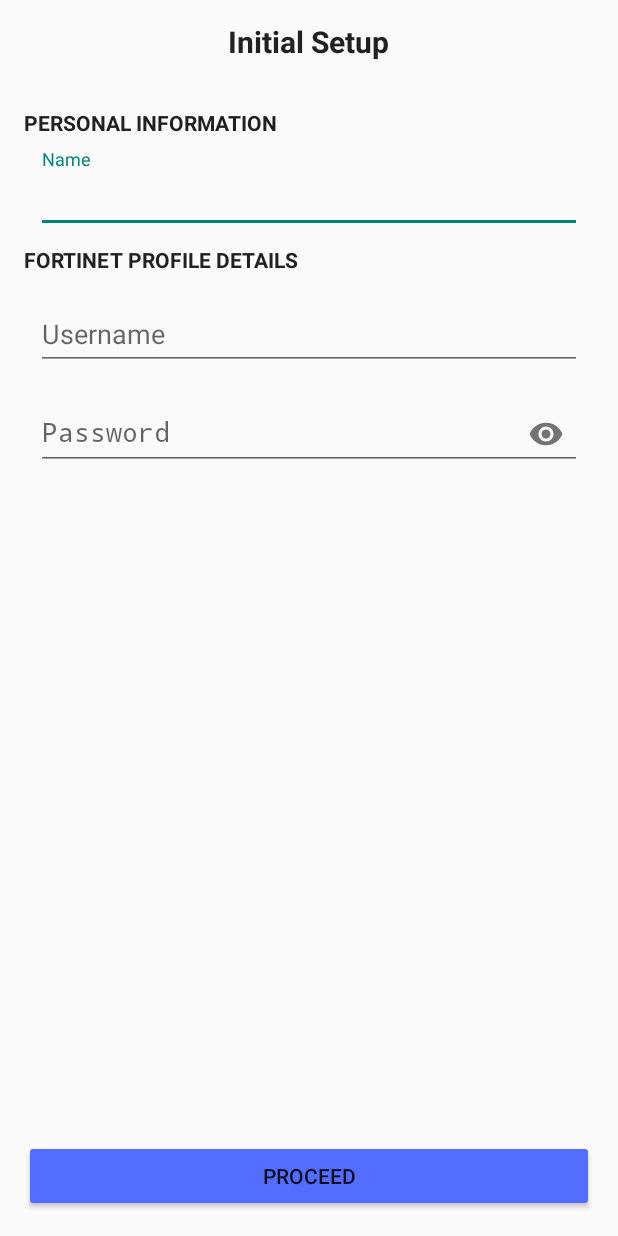
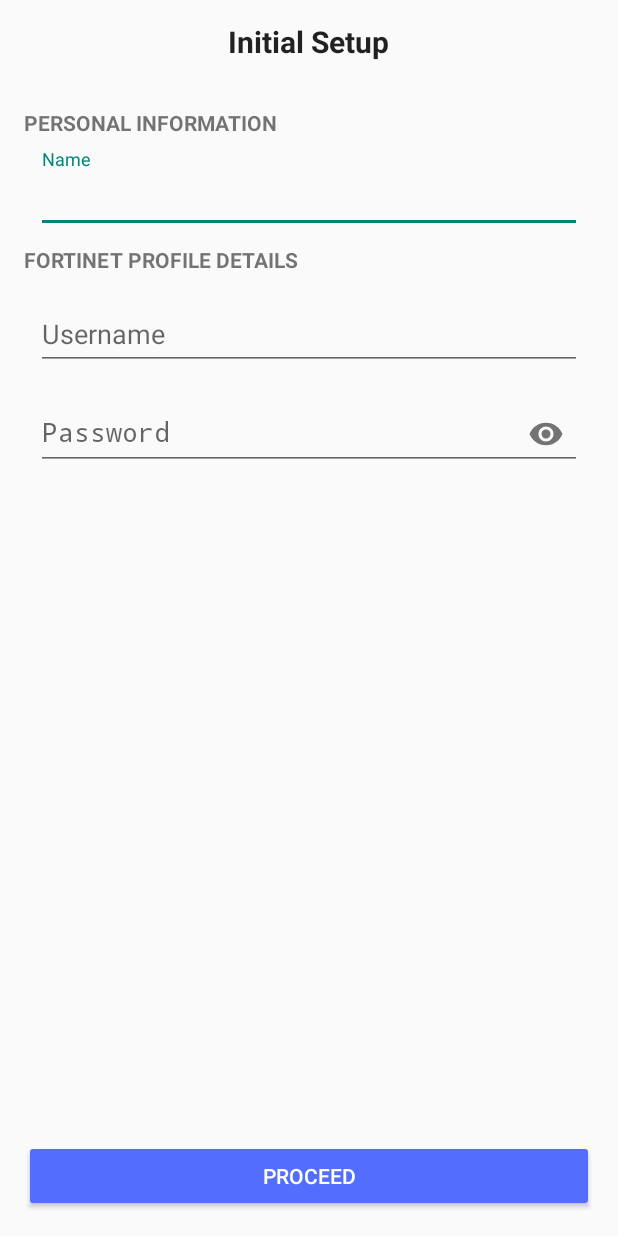
Before and after one commit to pratyaksh123/IITJ_Auth, an Android app: the screen it shows after launch (InitialSetupActivity), on a phone screen of 412 x 824 dp. Run offline under Robolectric (Android 15) with nearby library versions, the phone set to English and light mode, and no system bars; libraries missing offline, so code that uses them is left out: com.github.angads25.toggle; 3 statements that could not run were skipped.

Commit message:
Theme Changes, UI Changes #5.

```diff
--- a/app/src/main/java/com/blockgeeks/iitj_auth/activities/InitialSetupActivity.kt
+++ b/app/src/main/java/com/blockgeeks/iitj_auth/activities/InitialSetupActivity.kt
@@ -26,8 +26,8 @@ class InitialSetupActivity: Activity() {
 
     override fun onCreate(savedInstanceState: Bundle?) {
         super.onCreate(savedInstanceState)
+        theme.applyStyle(R.style.Theme_IITJ_Auth, true)
         setContentView(R.layout.initial_setup_screen)
-
         val sharedPreferences = getSharedPreferences("initial_setup", MODE_PRIVATE)
         val editor = sharedPreferences.edit()
 
--- a/app/src/main/java/com/blockgeeks/iitj_auth/services/ForegroundService.kt
+++ b/app/src/main/java/com/blockgeeks/iitj_auth/services/ForegroundService.kt
@@ -180,6 +180,7 @@ class MyForegroundService : Service() {
     override fun onDestroy() {
         try {
             connectivityManager.unregisterNetworkCallback(networkCallback)
+            WorkManager.getInstance(applicationContext).cancelUniqueWork("periodicLoginWorkName")
         } catch (e: Exception) {
             Sentry.captureException(e)
             e.printStackTrace()
--- a/app/src/main/res/layout/about_fragment.xml
+++ b/app/src/main/res/layout/about_fragment.xml
@@ -24,6 +24,7 @@
             android:layout_height="wrap_content"
             android:layout_margin="8dp"
             android:text="@string/app_name"
+            android:textAppearance="@style/TextAppearance.AppCompat.Large"
             android:textSize="20sp" />
     </LinearLayout>
 
--- a/app/src/main/res/layout/fragment_dashboard.xml
+++ b/app/src/main/res/layout/fragment_dashboard.xml
@@ -10,6 +10,7 @@
         android:layout_centerHorizontal="true"
         android:layout_marginTop="48dp"
         android:text="@string/status"
+        android:textAppearance="@style/TextAppearance.AppCompat.Large"
         android:textSize="24sp" />
 
     <TextView
@@ -61,10 +62,13 @@
         android:layout_height="wrap_content"
         android:layout_below="@id/switchInfoTextView"
         android:layout_centerHorizontal="true"
-        android:layout_margin="16dp"
+        android:layout_marginStart="16dp"
+        android:layout_marginTop="16dp"
+        android:layout_marginEnd="16dp"
+        android:layout_marginBottom="16dp"
         android:padding="4dp"
         android:text="@string/click_to_open_battery_optimization_settings"
-        android:textColor="@color/hyperLinkText" />
+        android:textColor="@color/accent" />
 
     <TextView
         android:layout_width="wrap_content"
--- a/app/src/main/res/layout/initial_setup_screen.xml
+++ b/app/src/main/res/layout/initial_setup_screen.xml
@@ -21,7 +21,7 @@
                 android:layout_gravity="center"
                 android:text="@string/initial_setup"
                 android:textAlignment="center"
-                android:textColor="@color/primary_text"
+                android:textAppearance="@style/TextAppearance.AppCompat.Large"
                 android:textSize="20sp"
                 android:textStyle="bold" />
 
@@ -48,7 +48,6 @@
                 android:layout_marginBottom="8dp"
                 android:text="@string/personal_information"
                 android:textAllCaps="true"
-                android:textColor="@color/primary_text"
                 android:textStyle="bold" />
 
             <com.google.android.material.textfield.TextInputLayout
@@ -77,7 +76,6 @@
                 android:layout_marginBottom="8dp"
                 android:text="@string/profile_1"
                 android:textAllCaps="true"
-                android:textColor="@color/primary_text"
                 android:textStyle="bold" />
 
             <com.google.android.material.textfield.TextInputLayout
@@ -131,7 +129,11 @@
         android:layout_width="match_parent"
         android:layout_height="wrap_content"
         android:layout_alignParentBottom="true"
-        android:layout_margin="16dp"
+        android:layout_marginStart="16dp"
+        android:layout_marginTop="16dp"
+        android:layout_marginEnd="16dp"
+        android:layout_marginBottom="16dp"
+        android:textColor="@color/design_default_color_on_primary"
         android:backgroundTint="@color/accent"
         android:text="@string/proceed" />
 
--- a/app/src/main/res/values-night/themes.xml
+++ b/app/src/main/res/values-night/themes.xml
@@ -1,6 +1,6 @@
 <resources xmlns:tools="http://schemas.android.com/tools">
     <!-- Base application theme. -->
-    <style name="Theme.IITJ_Auth" parent="Theme.MaterialComponents.DayNight.DarkActionBar">
+    <style name="Theme.IITJ_Auth" parent="Theme.MaterialComponents.NoActionBar.Bridge">
         <!-- Primary brand color. -->
         <item name="colorPrimary">@color/purple_200</item>
         <item name="colorPrimaryVariant">@color/purple_700</item>
@@ -12,13 +12,8 @@
         <!-- Status bar color. -->
         <item name="android:statusBarColor" tools:targetApi="l">?attr/colorPrimaryVariant</item>
         <!-- Customize your theme here. -->
-        <item name="android:windowBackground">@color/black</item>
-        <item name="actionBarStyle">@style/MyActionBar</item>
-        <item name="textFillColor">@color/white</item>
-
+        <item name="android:windowBackground">@color/background</item>
+        <item name="fontFamily">sans-serif</item>
     </style>
 
-    <style name="MyActionBar" parent="Widget.MaterialComponents.ActionBar.Solid">
-        <item name="background">?attr/colorPrimaryVariant</item>
-    </style>
 </resources>
--- a/app/src/main/res/values/colors.xml
+++ b/app/src/main/res/values/colors.xml
@@ -17,6 +17,6 @@
     <color name="accent">#536dfe</color>
     <color name="bottomNavigationColor">#536dfe</color>
     <color name="hyperLinkText">#303F9F</color>
+    <color name="background">#121212</color>
 
-    <!--    <bool name="isNotNight">true</bool>-->
 </resources>
--- a/app/src/main/res/values/themes.xml
+++ b/app/src/main/res/values/themes.xml
@@ -1,6 +1,6 @@
 <resources xmlns:tools="http://schemas.android.com/tools">
     <!-- Base application theme. -->
-    <style name="Theme.IITJ_Auth" parent="Theme.MaterialComponents.DayNight.DarkActionBar">
+    <style name="Theme.IITJ_Auth" parent="Theme.MaterialComponents.Light.NoActionBar.Bridge">
         <!-- Primary brand color. -->
         <item name="colorPrimary">@color/purple_500</item>
         <item name="colorPrimaryVariant">@color/purple_700</item>
@@ -12,8 +12,7 @@
         <!-- Status bar color. -->
         <item name="android:statusBarColor" tools:targetApi="l">?attr/colorPrimaryVariant</item>
         <!-- Customize your theme here. -->
-        <item name="textFillColor">@color/primary_text</item>
-
+        <item name="fontFamily">sans-serif</item>
     </style>
 
 </resources>
```
